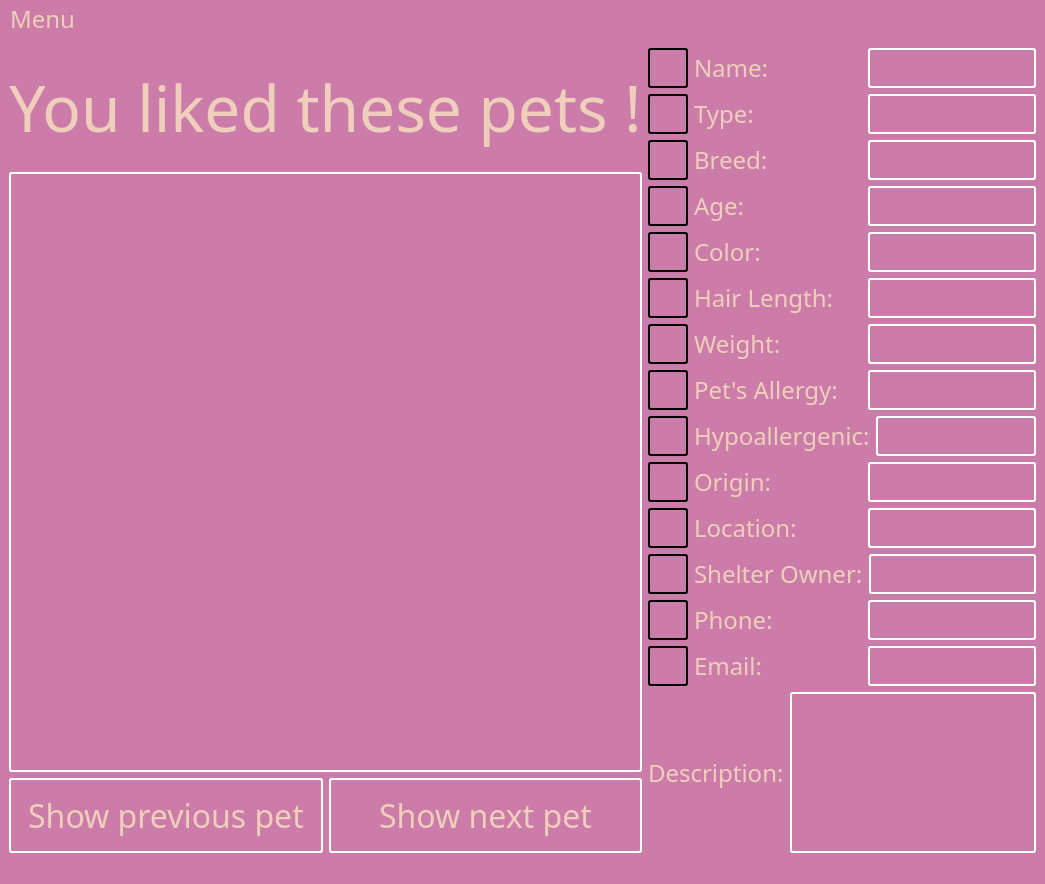
This is breadnbutter/gui/petliked.ui in jacksodl23/cs-205-pet-adoption as Qt 5 draws it before an edit. The edited form follows.
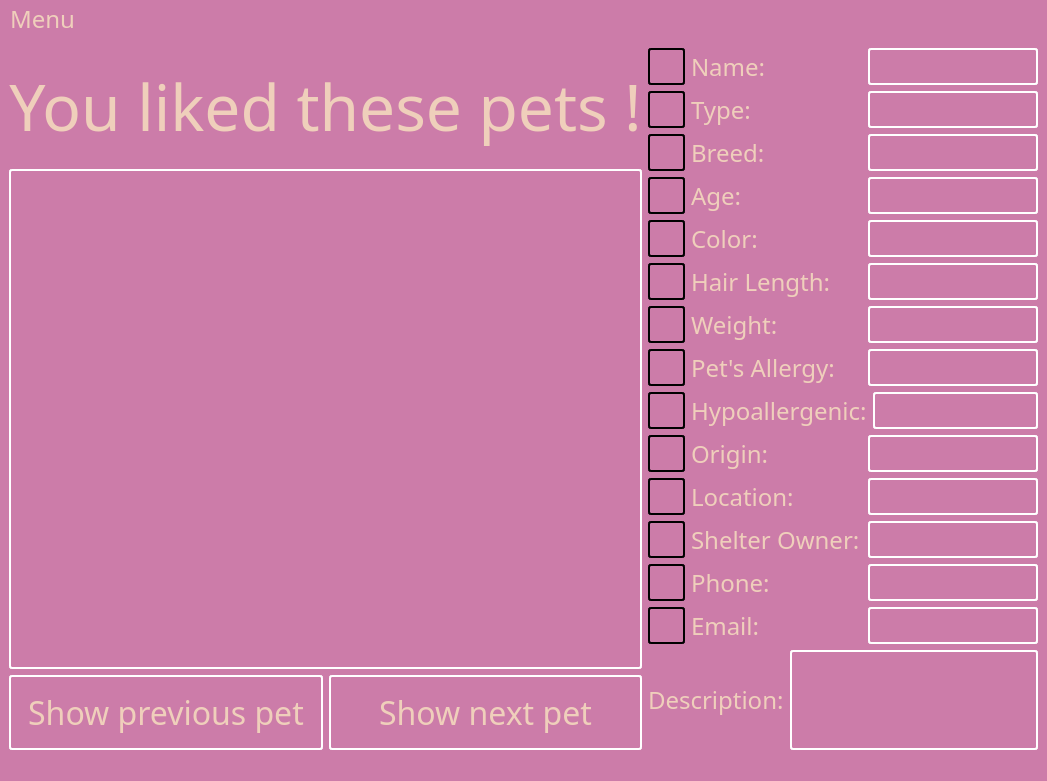
This is the edited form.

Commit message: made pet liked window smaller

```diff
--- a/breadnbutter/gui/petliked.ui
+++ b/breadnbutter/gui/petliked.ui
@@ -6,8 +6,8 @@
    <rect>
     <x>0</x>
     <y>0</y>
-    <width>1045</width>
-    <height>884</height>
+    <width>1047</width>
+    <height>781</height>
    </rect>
   </property>
   <property name="palette">
@@ -493,7 +493,7 @@
         <property name="minimumSize">
          <size>
           <width>600</width>
-          <height>600</height>
+          <height>500</height>
          </size>
         </property>
         <property name="styleSheet">
@@ -568,14 +568,14 @@
          <widget class="QLabel" name="icon_name">
           <property name="minimumSize">
            <size>
-            <width>40</width>
-            <height>40</height>
+            <width>37</width>
+            <height>37</height>
            </size>
           </property>
           <property name="maximumSize">
            <size>
-            <width>40</width>
-            <height>40</height>
+            <width>37</width>
+            <height>37</height>
            </size>
           </property>
           <property name="styleSheet">
@@ -628,14 +628,14 @@
          <widget class="QLabel" name="icon_type">
           <property name="minimumSize">
            <size>
-            <width>40</width>
-            <height>40</height>
+            <width>37</width>
+            <height>37</height>
            </size>
           </property>
           <property name="maximumSize">
            <size>
-            <width>40</width>
-            <height>40</height>
+            <width>37</width>
+            <height>37</height>
            </size>
           </property>
           <property name="styleSheet">
@@ -688,14 +688,14 @@
          <widget class="QLabel" name="icon_breed">
           <property name="minimumSize">
            <size>
-            <width>40</width>
-            <height>40</height>
+            <width>37</width>
+            <height>37</height>
            </size>
           </property>
           <property name="maximumSize">
            <size>
-            <width>40</width>
-            <height>40</height>
+            <width>37</width>
+            <height>37</height>
            </size>
           </property>
           <property name="styleSheet">
@@ -748,14 +748,14 @@
          <widget class="QLabel" name="icon_age">
           <property name="minimumSize">
            <size>
-            <width>40</width>
-            <height>40</height>
+            <width>37</width>
+            <height>37</height>
            </size>
           </property>
           <property name="maximumSize">
            <size>
-            <width>40</width>
-            <height>40</height>
+            <width>37</width>
+            <height>37</height>
            </size>
           </property>
           <property name="styleSheet">
@@ -808,14 +808,14 @@
          <widget class="QLabel" name="icon_color">
           <property name="minimumSize">
            <size>
-            <width>40</width>
-            <height>40</height>
+            <width>37</width>
+            <height>37</height>
            </size>
           </property>
           <property name="maximumSize">
            <size>
-            <width>40</width>
-            <height>40</height>
+            <width>37</width>
+            <height>37</height>
            </size>
           </property>
           <property name="styleSheet">
@@ -868,14 +868,14 @@
          <widget class="QLabel" name="icon_hair">
           <property name="minimumSize">
            <size>
-            <width>40</width>
-            <height>40</height>
+            <width>37</width>
+            <height>37</height>
            </size>
           </property>
           <property name="maximumSize">
            <size>
-            <width>40</width>
-            <height>40</height>
+            <width>37</width>
+            <height>37</height>
            </size>
           </property>
           <property name="styleSheet">
@@ -928,14 +928,14 @@
          <widget class="QLabel" name="icon_weight">
           <property name="minimumSize">
            <size>
-            <width>40</width>
-            <height>40</height>
+            <width>37</width>
+            <height>37</height>
            </size>
           </property>
           <property name="maximumSize">
            <size>
-            <width>40</width>
-            <height>40</height>
+            <width>37</width>
+            <height>37</height>
            </size>
           </property>
           <property name="styleSheet">
@@ -988,14 +988,14 @@
          <widget class="QLabel" name="icon_allergy">
           <property name="minimumSize">
            <size>
-            <width>40</width>
-            <height>40</height>
+            <width>37</width>
+            <height>37</height>
            </size>
           </property>
           <property name="maximumSize">
            <size>
-            <width>40</width>
-            <height>40</height>
+            <width>37</width>
+            <height>37</height>
            </size>
           </property>
           <property name="styleSheet">
@@ -1048,14 +1048,14 @@
          <widget class="QLabel" name="icon_hypo">
           <property name="minimumSize">
            <size>
-            <width>40</width>
-            <height>40</height>
+            <width>37</width>
+            <height>37</height>
            </size>
           </property>
           <property name="maximumSize">
            <size>
-            <width>40</width>
-            <height>40</height>
+            <width>37</width>
+            <height>37</height>
            </size>
           </property>
           <property name="styleSheet">
@@ -1108,14 +1108,14 @@
          <widget class="QLabel" name="icon_origin">
           <property name="minimumSize">
            <size>
-            <width>40</width>
-            <height>40</height>
+            <width>37</width>
+            <height>37</height>
            </size>
           </property>
           <property name="maximumSize">
            <size>
-            <width>40</width>
-            <height>40</height>
+            <width>37</width>
+            <height>37</height>
            </size>
           </property>
           <property name="styleSheet">
@@ -1168,14 +1168,14 @@
          <widget class="QLabel" name="icon_location">
           <property name="minimumSize">
            <size>
-            <width>40</width>
-            <height>40</height>
+            <width>37</width>
+            <height>37</height>
            </size>
           </property>
           <property name="maximumSize">
            <size>
-            <width>40</width>
-            <height>40</height>
+            <width>37</width>
+            <height>37</height>
            </size>
           </property>
           <property name="styleSheet">
@@ -1228,14 +1228,14 @@
          <widget class="QLabel" name="icon_shelter">
           <property name="minimumSize">
            <size>
-            <width>40</width>
-            <height>40</height>
+            <width>37</width>
+            <height>37</height>
            </size>
           </property>
           <property name="maximumSize">
            <size>
-            <width>40</width>
-            <height>40</height>
+            <width>37</width>
+            <height>37</height>
            </size>
           </property>
           <property name="styleSheet">
@@ -1288,14 +1288,14 @@
          <widget class="QLabel" name="icon_phone">
           <property name="minimumSize">
            <size>
-            <width>40</width>
-            <height>40</height>
+            <width>37</width>
+            <height>37</height>
            </size>
           </property>
           <property name="maximumSize">
            <size>
-            <width>40</width>
-            <height>40</height>
+            <width>37</width>
+            <height>37</height>
            </size>
           </property>
           <property name="styleSheet">
@@ -1348,14 +1348,14 @@
          <widget class="QLabel" name="icon_email">
           <property name="minimumSize">
            <size>
-            <width>40</width>
-            <height>40</height>
+            <width>37</width>
+            <height>37</height>
            </size>
           </property>
           <property name="maximumSize">
            <size>
-            <width>40</width>
-            <height>40</height>
+            <width>37</width>
+            <height>37</height>
            </size>
           </property>
           <property name="styleSheet">
@@ -1419,6 +1419,12 @@
         </item>
         <item>
          <widget class="QTextBrowser" name="descriptionDisplay">
+          <property name="minimumSize">
+           <size>
+            <width>0</width>
+            <height>75</height>
+           </size>
+          </property>
           <property name="font">
            <font>
             <family>Dyuthi</family>
@@ -1442,7 +1448,7 @@
     <rect>
      <x>0</x>
      <y>0</y>
-     <width>1045</width>
+     <width>1047</width>
      <height>27</height>
     </rect>
    </property>
```
